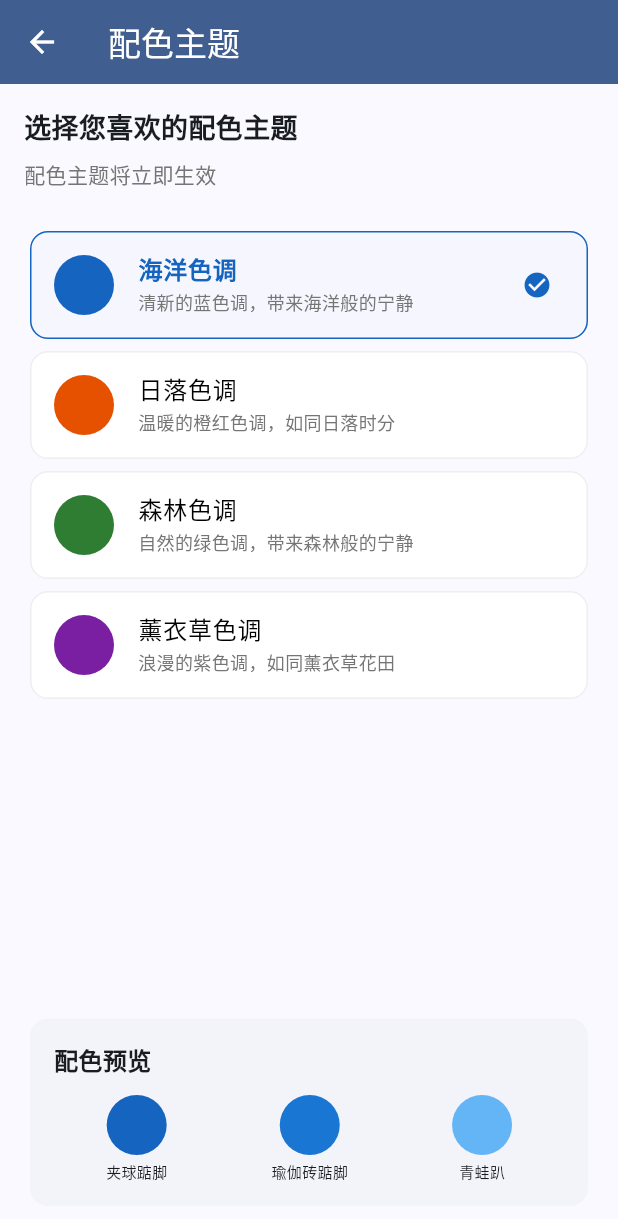
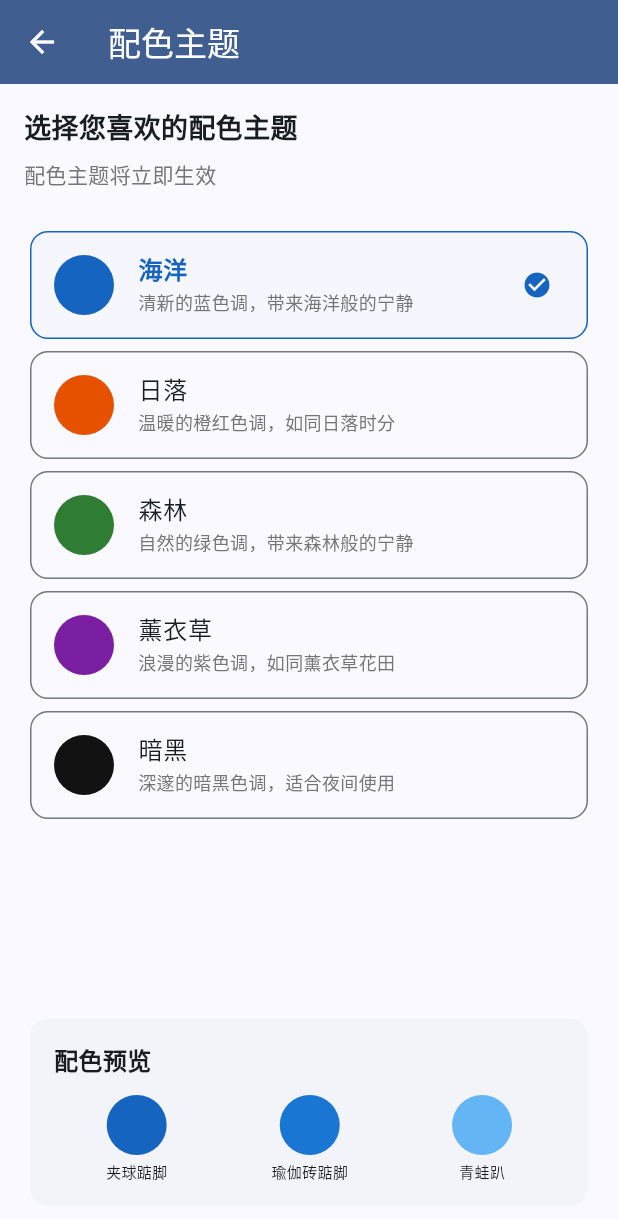
Before and after one commit to badcaffe/arch_awaken, a Flutter app: the ThemeSelectionScreen screen opened by its route, on a phone screen of 412 x 824 dp. Shown: the top 1219 px of the screen. Run offline on Flutter 3.47's test engine with Material 3 defaults, Android fonts, the phone set to English and light mode, and no system bars; our stand-ins replace go_router, shared_preferences; accounts and stored records are empty.

Commit message:
dark theme

```diff
--- a/lib/models/theme_model.dart
+++ b/lib/models/theme_model.dart
@@ -6,6 +6,7 @@ enum ThemeScheme {
   sunset,    // 日落色调
   forest,    // 森林色调
   lavender,  // 薰衣草色调
+  dark,      // 暗黑色调
 }
 
 class AppTheme {
@@ -88,6 +89,48 @@ class ThemeModel extends ChangeNotifier {
         'stretching': const Color(0xFF3F51B5), // Indigo
       },
     ),
+    ThemeScheme.dark: AppTheme(
+      name: '暗黑',
+      colorScheme: ColorScheme(
+        brightness: Brightness.dark,
+        primary: const Color(0xFF1A1F2E), // Dark blue-gray for app bars
+        onPrimary: const Color(0xFFFFFFFF),
+        primaryContainer: const Color(0xFF2D2D2D),
+        onPrimaryContainer: const Color(0xFFFFFFFF),
+        secondary: const Color(0xFF757575), // Gray accent
+        onSecondary: const Color(0xFFFFFFFF),
+        secondaryContainer: const Color(0xFF505050),
+        onSecondaryContainer: const Color(0xFFFFFFFF),
+        tertiary: const Color(0xFF909090), // Light gray accent
+        onTertiary: const Color(0xFF000000),
+        tertiaryContainer: const Color(0xFF606060),
+        onTertiaryContainer: const Color(0xFFFFFFFF),
+        surface: const Color(0xFF121212), // Dark surface
+        onSurface: const Color(0xFFFFFFFF),
+        surfaceContainerHighest: const Color(0xFF1E1E1E),
+        onSurfaceVariant: const Color(0xFFB0B0B0),
+        error: const Color(0xFFCF6679),
+        onError: const Color(0xFF000000),
+        errorContainer: const Color(0xFF8A1C3A),
+        onErrorContainer: const Color(0xFFFFFFFF),
+        outline: const Color(0xFF6D6D6D),
+        outlineVariant: const Color(0xFF404040),
+        shadow: const Color(0xFF000000),
+        scrim: const Color(0xFF000000),
+        inverseSurface: const Color(0xFFFFFFFF),
+        onInverseSurface: const Color(0xFF121212),
+        inversePrimary: const Color(0xFF1E1E1E),
+        surfaceTint: const Color(0xFF757575),
+      ),
+      exerciseColors: {
+        'ball_tiptoe': const Color(0xFFB0B0B0), // Light gray
+        'yoga_brick_tiptoe': const Color(0xFF909090), // Medium gray
+        'yoga_brick_ball_pickup': const Color(0xFF707070), // Dark gray
+        'frog_pose': const Color(0xFF505050), // Very dark gray
+        'glute_bridge': const Color(0xFF808080), // Standard gray
+        'stretching': const Color(0xFF606060), // Medium-dark gray
+      },
+    ),
   };
 
   ThemeModel() {
@@ -122,27 +165,33 @@ class ThemeModel extends ChangeNotifier {
     return [
       {
         'theme': ThemeScheme.ocean,
-        'name': '海洋色调',
+        'name': '海洋',
         'primaryColor': const Color(0xFF1565C0),
         'description': '清新的蓝色调，带来海洋般的宁静',
       },
       {
         'theme': ThemeScheme.sunset,
-        'name': '日落色调',
+        'name': '日落',
         'primaryColor': const Color(0xFFE65100),
         'description': '温暖的橙红色调，如同日落时分',
       },
       {
         'theme': ThemeScheme.forest,
-        'name': '森林色调',
+        'name': '森林',
         'primaryColor': const Color(0xFF2E7D32),
         'description': '自然的绿色调，带来森林般的宁静',
       },
       {
         'theme': ThemeScheme.lavender,
-        'name': '薰衣草色调',
+        'name': '薰衣草',
         'primaryColor': const Color(0xFF7B1FA2),
         'description': '浪漫的紫色调，如同薰衣草花田',
+      },
+      {
+        'theme': ThemeScheme.dark,
+        'name': '暗黑',
+        'primaryColor': const Color(0xFF121212),
+        'description': '深邃的暗黑色调，适合夜间使用',
       },
     ];
   }
--- a/lib/screens/theme_selection_screen.dart
+++ b/lib/screens/theme_selection_screen.dart
@@ -49,13 +49,18 @@ class ThemeSelectionScreen extends StatelessWidget {
                   final description = option['description'] as String;
                   final isSelected = themeModel.currentTheme == theme;
 
+                  // For dark theme, use a contrasting color when selected
+                  final effectiveColor = (theme == ThemeScheme.dark && isSelected)
+                      ? const Color(0xFF757575) // Use gray for contrast when dark theme is selected
+                      : primaryColor;
+
                   return Card(
                     elevation: 0,
-                    color: isSelected ? primaryColor.withOpacity(0.02) : Colors.white,
+                    color: isSelected ? effectiveColor.withAlpha(5) : Theme.of(context).cardColor,
                     shape: RoundedRectangleBorder(
                       borderRadius: BorderRadius.circular(12),
                       side: BorderSide(
-                        color: isSelected ? primaryColor : Colors.grey[200]!,
+                        color: isSelected ? effectiveColor : Theme.of(context).dividerColor,
                         width: isSelected ? 1 : 1,
                       ),
                     ),
@@ -64,7 +69,7 @@ class ThemeSelectionScreen extends StatelessWidget {
                         width: 40,
                         height: 40,
                         decoration: BoxDecoration(
-                          color: primaryColor,
+                          color: effectiveColor,
                           shape: BoxShape.circle,
                         ),
                       ),
@@ -73,7 +78,7 @@ class ThemeSelectionScreen extends StatelessWidget {
                         style: TextStyle(
                           fontSize: 16,
                           fontWeight: isSelected ? FontWeight.w600 : FontWeight.w500,
-                          color: isSelected ? primaryColor : Colors.black,
+                          color: isSelected ? effectiveColor : Theme.of(context).colorScheme.onSurface,
                         ),
                       ),
                       subtitle: Text(
@@ -86,7 +91,7 @@ class ThemeSelectionScreen extends StatelessWidget {
                       trailing: isSelected
                           ? Icon(
                               Icons.check_circle,
-                              color: primaryColor,
+                              color: effectiveColor,
                               size: 20,
                             )
                           : null,
--- a/lib/screens/training_plan_screen.dart
+++ b/lib/screens/training_plan_screen.dart
@@ -102,7 +102,7 @@ class TrainingPlanScreen extends StatelessWidget {
             ),
             const SizedBox(height: 20),
             const Text(
-              '训练项目',
+              '训练目标',
               style: TextStyle(
                 fontSize: 18,
                 fontWeight: FontWeight.bold,
@@ -189,6 +189,10 @@ class TrainingPlanScreen extends StatelessWidget {
                                   context.go('/counter/$exerciseId');
                                 }
                               },
+                              style: ElevatedButton.styleFrom(
+                                backgroundColor: Colors.green,
+                                foregroundColor: Colors.white,
+                              ),
                               child: const Text('开始训练'),
                             ),
                     ),
```
Also changed, not shown: lib/widgets/training_grid_widget.dart (+5 -9 lines).
